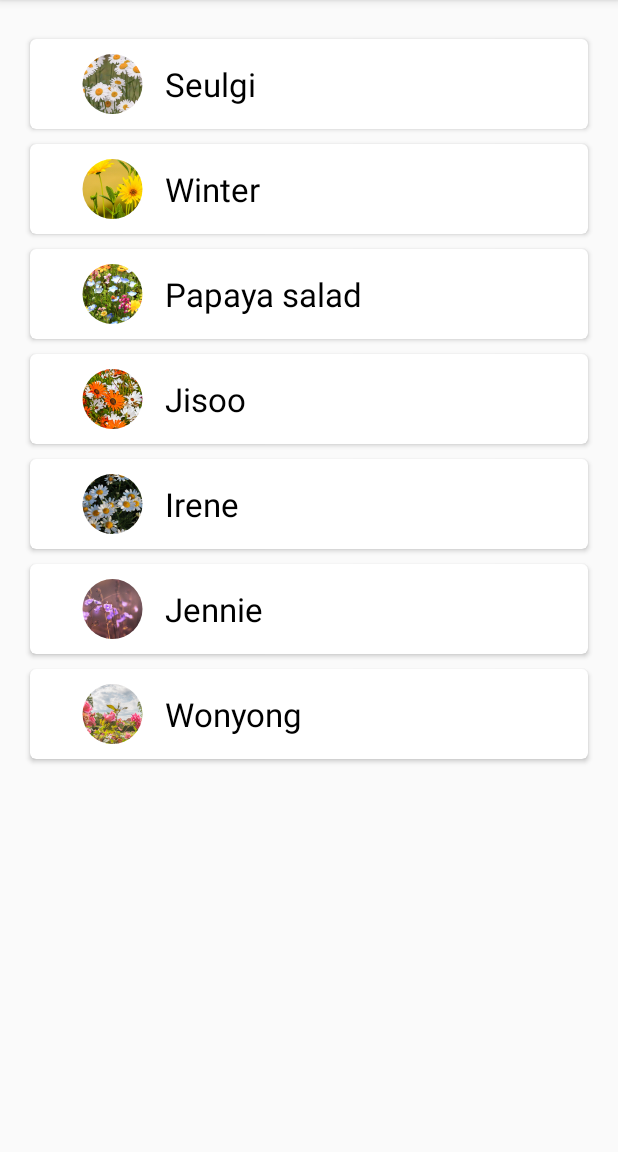
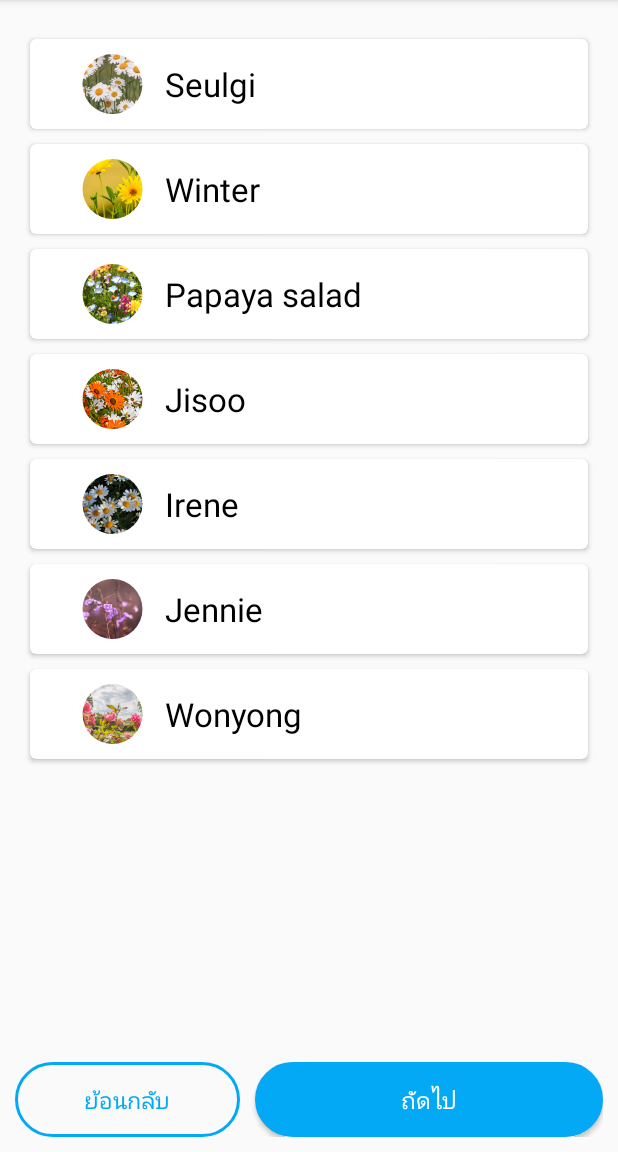
Before and after one commit to Phetchapa/Hantanjai_app_proj, an Android app built with Jetpack Compose: the screen it shows after launch (HanmoneyStep1), on a phone screen of 412 x 824 dp, the part 84-1236 px from its top. Run offline under Robolectric (Android 15) with nearby library versions, the phone set to English and light mode, and no system bars; our stand-ins replace CircleImageView.

Commit message:
recycleview han step1

```diff
--- a/app/src/main/AndroidManifest.xml
+++ b/app/src/main/AndroidManifest.xml
@@ -13,6 +13,9 @@
         android:theme="@style/Theme.Hantanjai_app_proj"
         tools:targetApi="31">
         <activity
+            android:name=".Hanmoney_step2"
+            android:exported="false"/>
+        <activity
             android:name=".MainActivity"
             android:exported="false"/>
         <activity
--- a/app/src/main/java/com/example/hantanjai_app_proj/HanmoneyStep1.kt
+++ b/app/src/main/java/com/example/hantanjai_app_proj/HanmoneyStep1.kt
@@ -1,15 +1,14 @@
 package com.example.hantanjai_app_proj
 
+import android.content.Intent
 import android.graphics.drawable.ColorDrawable
 import android.os.Bundle
-import android.view.LayoutInflater
+import android.util.SparseBooleanArray
 import android.view.MotionEvent
 import android.view.View
-import android.view.ViewGroup
+import android.widget.Button
 import android.widget.TextView
 import androidx.appcompat.app.AppCompatActivity
-import androidx.cardview.widget.CardView
-import androidx.compose.ui.graphics.Color
 import androidx.recyclerview.selection.ItemDetailsLookup
 import androidx.recyclerview.selection.SelectionPredicates
 import androidx.recyclerview.selection.SelectionTracker
@@ -22,6 +21,7 @@ import de.hdodenhof.circleimageview.CircleImageView
 class HanmoneyStep1 : AppCompatActivity() {
 
     var recyclerView: RecyclerView? = null
+    var step1btnconfirm: Button? = null
 
     var friendName = arrayOf(
         "Seulgi",
@@ -48,13 +48,30 @@ class HanmoneyStep1 : AppCompatActivity() {
         setContentView(R.layout.activity_hanmoney_step_one)
         init()
 
-        val myAdapter = MyAdapter(friendName,userProfile)
-        recyclerView!!.adapter=myAdapter
+        val myAdapterForHanStepOne = MyAdapterForHanStepOne(friendName, userProfile)
+        recyclerView!!.adapter = myAdapterForHanStepOne
 
+        step1btnconfirm?.setOnClickListener {
+            val selectedIndices = myAdapterForHanStepOne.getSelectedIndices()
+
+            // Filter arrays based on selected indices
+            val selectedFriendNames = selectedIndices.map { friendName[it] }.toTypedArray()
+            val selectedUserProfiles = selectedIndices.map { userProfile[it] }.toTypedArray()
+
+            // Pass the filtered arrays to the next activity
+            val intent = Intent(this, Hanmoney_step2::class.java)
+            intent.putExtra("selectedFriendNames", selectedFriendNames)
+            intent.putExtra("selectedUserProfiles", selectedUserProfiles)
+
+            // Start the next activity
+            startActivity(intent)
+            finish()
+        }
     }
 
     fun init(){
         recyclerView = findViewById(R.id.recycler_view)
+        step1btnconfirm = findViewById(R.id.step1btnconfirm)
     }
 
 }
--- a/app/src/main/java/com/example/hantanjai_app_proj/MyAdapter.kt
+++ /dev/null
@@ -1,30 +0,0 @@
-package com.example.hantanjai_app_proj
-
-import android.view.LayoutInflater
-import android.view.View
-import android.view.ViewGroup
-import android.widget.TextView
-import androidx.recyclerview.widget.RecyclerView
-import de.hdodenhof.circleimageview.CircleImageView
-
-class MyAdapter(val items:Array<String>,val imageId:Array<Int>):
-    RecyclerView.Adapter<MyAdapter.ViewHolder>(){
-    override fun onCreateViewHolder(parent: ViewGroup, viewType: Int): MyAdapter.ViewHolder {
-        return ViewHolder(
-            LayoutInflater.from(parent.context).inflate(
-            R.layout.todo_task, parent, false))
-    }
-    override fun onBindViewHolder(holder: MyAdapter.ViewHolder, position: Int)
-    {
-        holder.nameTextView?.text = items.get(position)
-        holder.imageIdView?.setImageResource(imageId.get(position))
-    }
-    override fun getItemCount(): Int {
-        return items.size
-    }
-
-    class ViewHolder(itemView: View) : RecyclerView.ViewHolder(itemView) {
-        internal var nameTextView : TextView? = itemView.findViewById(R.id.task_title)
-        internal var imageIdView : CircleImageView? = itemView.findViewById(R.id.profile_image)
-    }
-}
--- /dev/null
+++ b/app/src/main/java/com/example/hantanjai_app_proj/MyAdapterForHanStepOne.kt
@@ -0,0 +1,75 @@
+package com.example.hantanjai_app_proj
+
+import android.annotation.SuppressLint
+import android.util.SparseBooleanArray
+import android.view.LayoutInflater
+import android.view.MotionEvent
+import android.view.View
+import android.view.ViewGroup
+import android.widget.TextView
+import androidx.cardview.widget.CardView
+import androidx.compose.ui.graphics.Color
+import androidx.core.content.ContextCompat
+import androidx.recyclerview.selection.ItemDetailsLookup
+import androidx.recyclerview.selection.SelectionTracker
+import androidx.recyclerview.widget.RecyclerView
+import de.hdodenhof.circleimageview.CircleImageView
+
+class MyAdapterForHanStepOne(val items:Array<String>, val imageId:Array<Int>):
+    RecyclerView.Adapter<MyAdapterForHanStepOne.ViewHolder>(){
+
+    private var selectedItems = mutableListOf<Int>()
+
+    //send
+    // Function to get selected indices
+    fun getSelectedIndices(): List<Int> {
+        return selectedItems.toList()
+    }
+    //end send
+
+    override fun onCreateViewHolder(parent: ViewGroup, viewType: Int): MyAdapterForHanStepOne.ViewHolder {
+        return ViewHolder(
+            LayoutInflater.from(parent.context).inflate(
+                R.layout.todo_task, parent, false))
+    }
+
+    @SuppressLint("ResourceAsColor")
+    override fun onBindViewHolder(holder: ViewHolder, position: Int) {
+        val isSelected = selectedItems.contains(position)
+
+        holder.nameTextView?.text = items[position]
+        holder.imageIdView?.setImageResource(imageId[position])
+
+
+        // Change background color based on selection
+        val backgroundColor = if (isSelected) R.color.ColorLightGray else R.color.white
+        holder.cardView?.setCardBackgroundColor(ContextCompat.getColor(holder.itemView.context, backgroundColor))
+
+        // Set the click listener for item selection
+        holder.itemView.setOnClickListener {
+            if (isSelected) {
+                selectedItems.remove(position)
+            } else {
+                selectedItems.add(position)
+            }
+            notifyItemChanged(position)
+        }
+    }
+
+    override fun getItemCount(): Int {
+        return items.size
+    }
+
+    // Function to get selected items
+    fun getSelectedItems(): List<Pair<String, Int>> {
+        return selectedItems.map { position ->
+            Pair(items[position], imageId[position])
+        }
+    }
+
+    class ViewHolder(itemView: View) : RecyclerView.ViewHolder(itemView) {
+        internal var nameTextView : TextView? = itemView.findViewById(R.id.task_title)
+        internal var imageIdView : CircleImageView? = itemView.findViewById(R.id.profile_image)
+        internal var cardView: CardView? = itemView.findViewById(R.id.card_view)
+    }
+}
--- a/app/src/main/res/layout/activity_hanmoney_step_one.xml
+++ b/app/src/main/res/layout/activity_hanmoney_step_one.xml
@@ -14,5 +14,32 @@
         android:layout_marginBottom="16dp"
         app:layoutManager="androidx.recyclerview.widget.LinearLayoutManager" />
 
+    <LinearLayout
+        android:layout_width="match_parent"
+        android:layout_height="70dp"
+        android:gravity="center_vertical"
+        android:orientation="horizontal"
+        android:padding="10dp"
+        app:layout_constraintBottom_toBottomOf="parent">
+        <Button
+            android:id="@+id/step1btnback"
+            android:layout_width="150dp"
+            android:layout_height="50dp"
+            android:text="ย้อนกลับ"
+            android:textColor="@color/skyblue"
+            android:background="@drawable/buttonbackforstep2"
+            android:textSize="15sp"
+            app:cornerRadius="8dp" />
+        <Button
+            android:id="@+id/step1btnconfirm"
+            android:layout_width="match_parent"
+            android:layout_height="50dp"
+            android:textColor="@color/white"
+            android:background="@drawable/buttonconfirmforstep2"
+            android:text="ถัดไป"
+
+            android:textSize="15sp"
+            android:layout_marginStart="10dp" />
+    </LinearLayout>
 
 </androidx.constraintlayout.widget.ConstraintLayout>
--- a/app/src/main/res/values/colors.xml
+++ b/app/src/main/res/values/colors.xml
@@ -17,6 +17,6 @@
     <color name="colorBackground">#EEEEEE</color>
 
     <!--  color for hanmoneyฆtep1  -->
-    <color name="orange_700">#FFA726</color>
-    <color name="purple_500">#9C27B0</color>
+    <color name="ColorLightGray">#C0C0C0</color>
+    <color name="ColorWhite">#FFFFFF</color>
 </resources>
```
